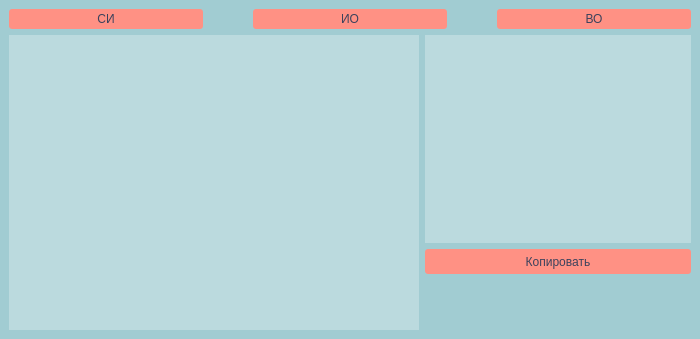
Old version of the form MainWindow.ui in the repository ConstructorI/Metrolog_client.
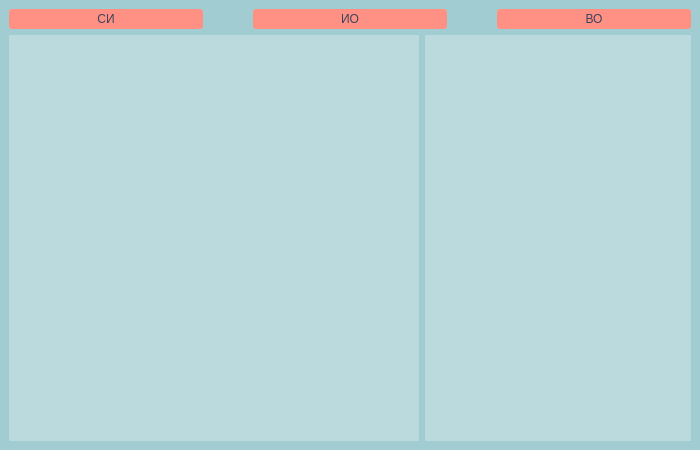
New version of the form.

What changed in the file:
```diff
--- a/MainWindow.ui
+++ b/MainWindow.ui
@@ -7,13 +7,13 @@
     <x>0</x>
     <y>0</y>
     <width>700</width>
-    <height>339</height>
+    <height>450</height>
    </rect>
   </property>
   <property name="minimumSize">
    <size>
     <width>700</width>
-    <height>0</height>
+    <height>450</height>
    </size>
   </property>
   <property name="windowTitle">
@@ -177,40 +177,11 @@
               <height>200</height>
              </size>
             </property>
-           </widget>
-          </item>
-          <item>
-           <widget class="QPushButton" name="pushButton">
-            <property name="minimumSize">
-             <size>
-              <width>0</width>
-              <height>25</height>
-             </size>
+            <property name="styleSheet">
+             <string notr="true">font: 10pt &quot;Times New Roman&quot;;</string>
             </property>
-            <property name="baseSize">
-             <size>
-              <width>0</width>
-              <height>0</height>
-             </size>
-            </property>
-            <property name="text">
-             <string>Копировать</string>
-            </property>
-           </widget>
-          </item>
-          <item>
-           <widget class="QWidget" name="widget" native="true">
-            <property name="minimumSize">
-             <size>
-              <width>0</width>
-              <height>50</height>
-             </size>
-            </property>
-            <property name="baseSize">
-             <size>
-              <width>0</width>
-              <height>0</height>
-             </size>
+            <property name="readOnly">
+             <bool>true</bool>
             </property>
            </widget>
           </item>
```
